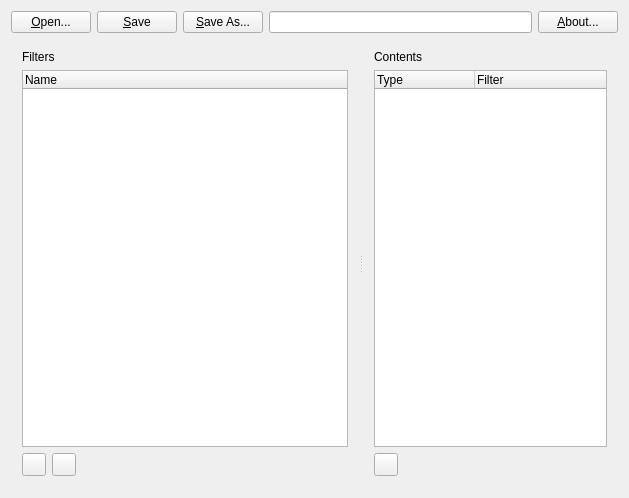
First picture: the form in mainwidget.ui, repository BrainB0ne/spotwebfc, before the edit.
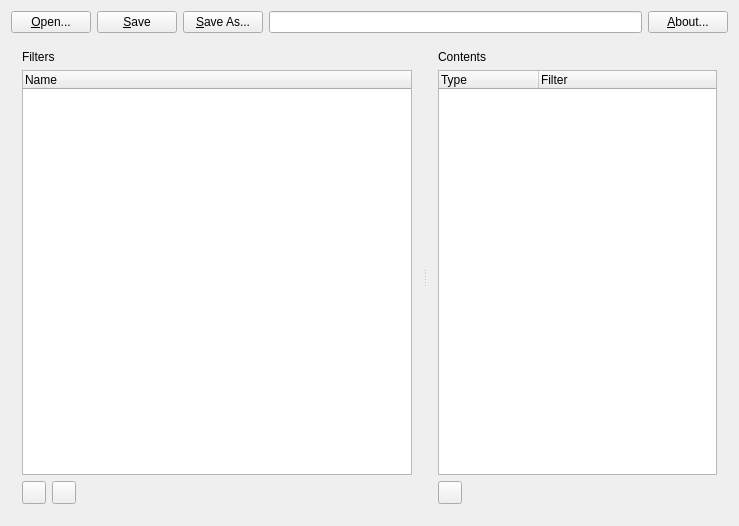
Second picture: the form after the edit. Icons and pictures are not drawn.

Diff of the .ui file:
```diff
--- a/mainwidget.ui
+++ b/mainwidget.ui
@@ -6,8 +6,8 @@
    <rect>
     <x>0</x>
     <y>0</y>
-    <width>629</width>
-    <height>498</height>
+    <width>739</width>
+    <height>526</height>
    </rect>
   </property>
   <property name="windowTitle">
```
